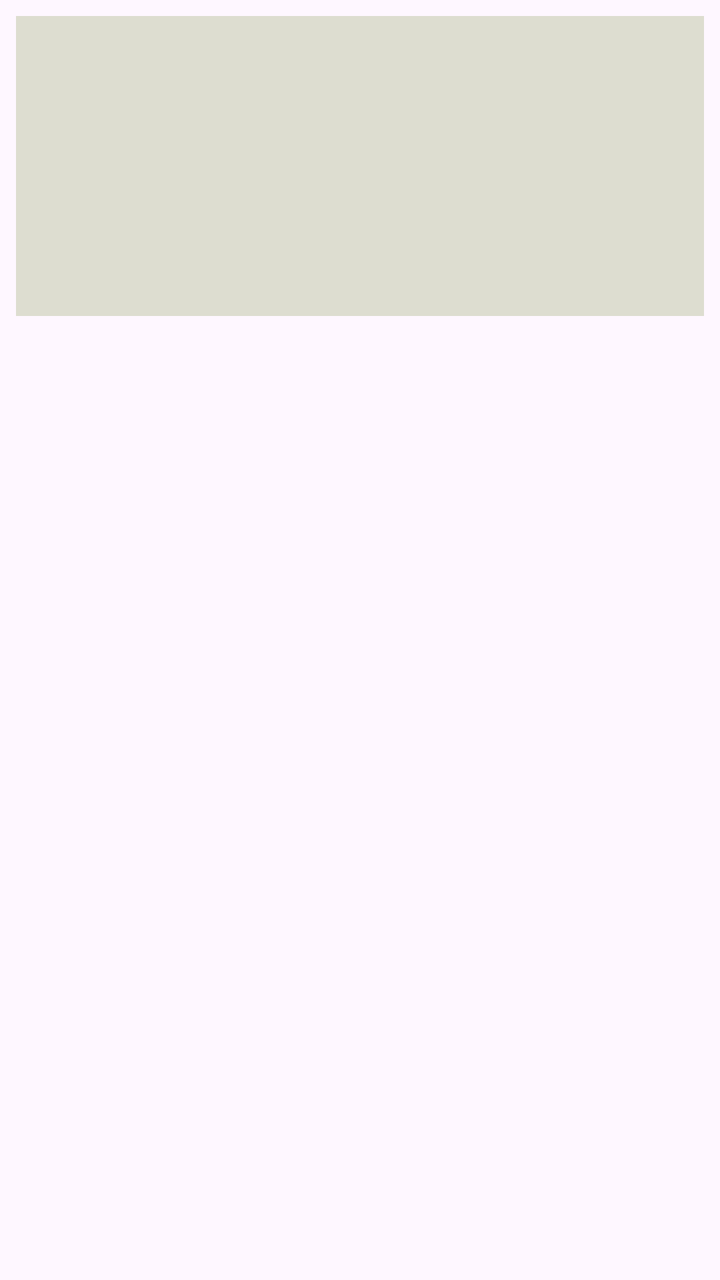
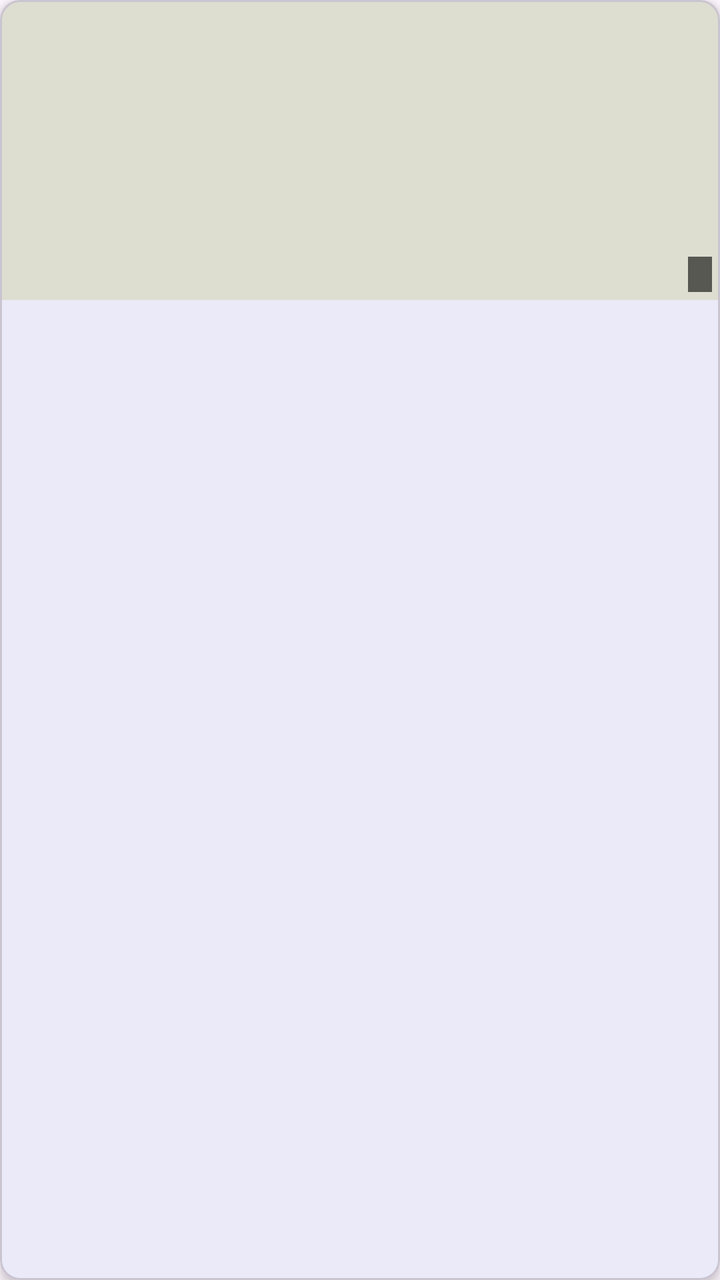

Before-and-after screenshots of an Android layout around one commit, followed by the original layout XML and the change that was made.
<!-- AndroidManifest.xml: application theme Theme.AReadText -->
<!-- res/layout/item_shelf_book.xml -->
<?xml version="1.0" encoding="utf-8"?>
<LinearLayout xmlns:android="http://schemas.android.com/apk/res/android"
    android:layout_width="match_parent"
    android:layout_height="wrap_content"
    android:background="?attr/selectableItemBackground"
    android:orientation="vertical"
    android:padding="8dp">

    <TextView
        android:id="@+id/cover"
        android:layout_width="match_parent"
        android:layout_height="150dp"
        android:background="#DDDDD0"
        android:gravity="center"
        android:textColor="#6B6252"
        android:textSize="42sp"
        android:textStyle="bold" />

    <TextView
        android:id="@+id/title"
        android:layout_width="match_parent"
        android:layout_height="wrap_content"
        android:layout_marginTop="6dp"
        android:ellipsize="end"
        android:maxLines="2"
        android:textSize="14sp"
        android:textStyle="bold" />

    <TextView
        android:id="@+id/author"
        android:layout_width="match_parent"
        android:layout_height="wrap_content"
        android:ellipsize="end"
        android:maxLines="1"
        android:textSize="12sp"
        android:textColor="?android:attr/textColorSecondary" />

    <TextView
        android:id="@+id/count"
        android:layout_width="match_parent"
        android:layout_height="wrap_content"
        android:textSize="11sp"
        android:textColor="?android:attr/textColorTertiary" />
</LinearLayout>
<!-- resources referenced by this layout -->
<resources>
  <style name="Theme.AReadText" parent="Theme.Material3.DayNight.NoActionBar">
          <item name="colorPrimary">@color/seed</item>
          <item name="colorPrimaryDark">@color/seed_dark</item>
          <item name="android:statusBarColor">?attr/colorPrimaryDark</item>
      </style>
  <color name="seed">#1565C0</color>
  <color name="seed_dark">#0D47A1</color>
</resources>

<!-- the commit's change to res/layout/item_shelf_book.xml (unified diff, before → after) -->
@@ -1,44 +1,98 @@
 <?xml version="1.0" encoding="utf-8"?>
-<LinearLayout xmlns:android="http://schemas.android.com/apk/res/android"
+<com.google.android.material.card.MaterialCardView xmlns:android="http://schemas.android.com/apk/res/android"
+    xmlns:app="http://schemas.android.com/apk/res-auto"
     android:layout_width="match_parent"
     android:layout_height="wrap_content"
-    android:background="?attr/selectableItemBackground"
-    android:orientation="vertical"
-    android:padding="8dp">
+    android:layout_margin="6dp"
+    app:cardCornerRadius="10dp"
+    app:cardElevation="3dp"
+    app:cardBackgroundColor="?attr/colorSurface">
 
-    <TextView
-        android:id="@+id/cover"
-        android:layout_width="match_parent"
-        android:layout_height="150dp"
-        android:background="#DDDDD0"
-        android:gravity="center"
-        android:textColor="#6B6252"
-        android:textSize="42sp"
-        android:textStyle="bold" />
-
-    <TextView
-        android:id="@+id/title"
+    <LinearLayout
         android:layout_width="match_parent"
         android:layout_height="wrap_content"
-        android:layout_marginTop="6dp"
-        android:ellipsize="end"
-        android:maxLines="2"
-        android:textSize="14sp"
-        android:textStyle="bold" />
+        android:orientation="vertical">
 
-    <TextView
-        android:id="@+id/author"
-        android:layout_width="match_parent"
-        android:layout_height="wrap_content"
-        android:ellipsize="end"
-        android:maxLines="1"
-        android:textSize="12sp"
-        android:textColor="?android:attr/textColorSecondary" />
+        
+        <FrameLayout
+            android:layout_width="match_parent"
+            android:layout_height="150dp">
 
-    <TextView
-        android:id="@+id/count"
-        android:layout_width="match_parent"
-        android:layout_height="wrap_content"
-        android:textSize="11sp"
-        android:textColor="?android:attr/textColorTertiary" />
-</LinearLayout>
+            <TextView
+                android:id="@+id/cover"
+                android:layout_width="match_parent"
+                android:layout_height="match_parent"
+                android:background="#DDDDD0"
+                android:gravity="center"
+                android:textColor="#6B6252"
+                android:textSize="36sp"
+                android:textStyle="bold" />
+
+            
+            <TextView
+                android:id="@+id/formatBadge"
+                android:layout_width="wrap_content"
+                android:layout_height="wrap_content"
+                android:layout_gravity="bottom|end"
+                android:layout_margin="4dp"
+                android:background="#99000000"
+                android:paddingStart="6dp"
+                android:paddingTop="2dp"
+                android:paddingEnd="6dp"
+                android:paddingBottom="2dp"
+                android:textColor="#FFFFFF"
+                android:textSize="10sp"
+                android:textAllCaps="true" />
+        </FrameLayout>
+
+        
+        <LinearLayout
+            android:layout_width="match_parent"
+            android:layout_height="wrap_content"
+            android:orientation="vertical"
+            android:padding="8dp">
+
+            <TextView
+                android:id="@+id/title"
+                android:layout_width="match_parent"
+                android:layout_height="wrap_content"
+                android:ellipsize="end"
+                android:maxLines="2"
+                android:textSize="13sp"
+                android:textStyle="bold"
+                android:textColor="?android:attr/textColorPrimary" />
+
+            <TextView
+                android:id="@+id/author"
+                android:layout_width="match_parent"
+                android:layout_height="wrap_content"
+                android:ellipsize="end"
+                android:maxLines="1"
+                android:textSize="11sp"
+                android:textColor="?android:attr/textColorSecondary"
+                android:layout_marginTop="2dp" />
+
+            <LinearLayout
+                android:layout_width="match_parent"
+                android:layout_height="wrap_content"
+                android:orientation="horizontal"
+                android:layout_marginTop="4dp">
+
+                <TextView
+                    android:id="@+id/count"
+                    android:layout_width="0dp"
+                    android:layout_height="wrap_content"
+                    android:layout_weight="1"
+                    android:textSize="10sp"
+                    android:textColor="?android:attr/textColorTertiary" />
+
+                <TextView
+                    android:id="@+id/progress"
+                    android:layout_width="wrap_content"
+                    android:layout_height="wrap_content"
+                    android:textSize="10sp"
+                    android:textColor="?attr/colorPrimary" />
+            </LinearLayout>
+        </LinearLayout>
+    </LinearLayout>
+</com.google.android.material.card.MaterialCardView>
